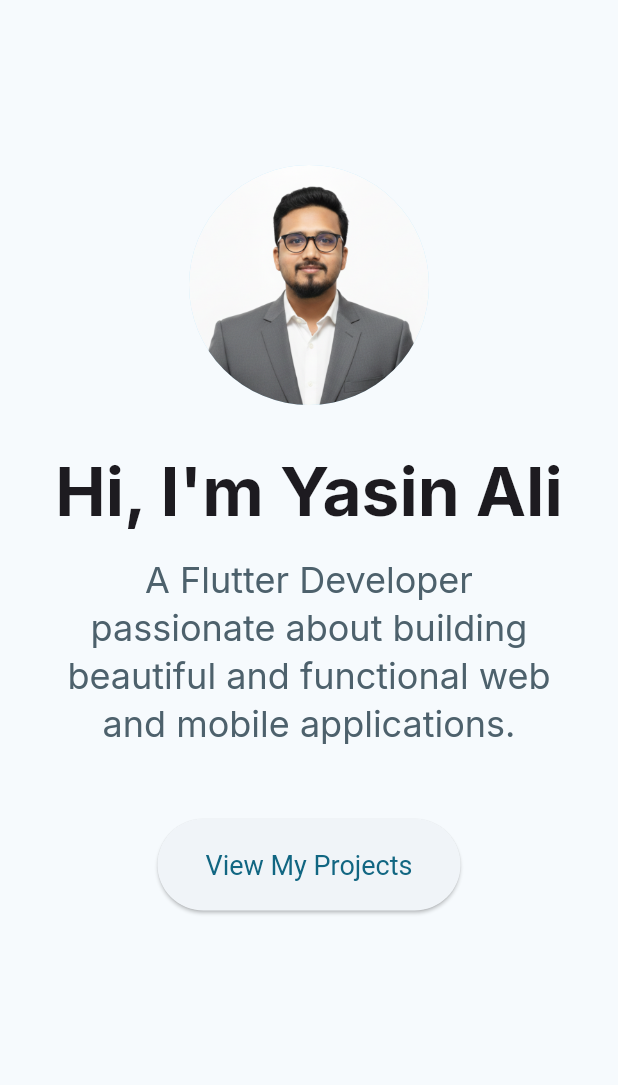
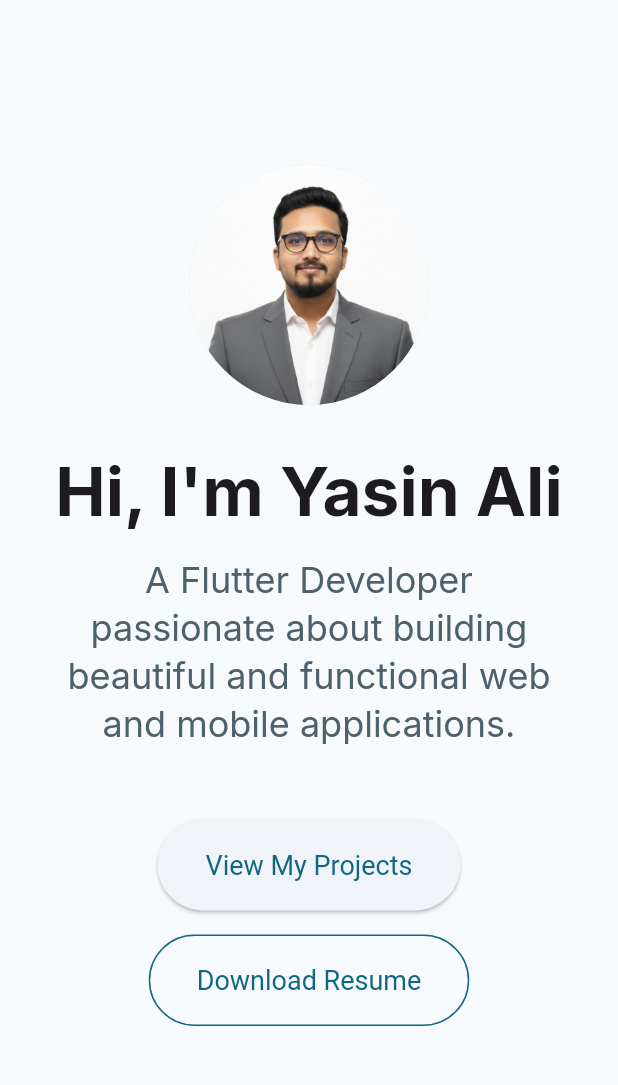
Before and after one commit to yasinalibd02/portfolio, a Flutter app: the screen it shows after launch, on a phone screen of 412 x 824 dp, the part 63-1148 px from its top. Run offline on Flutter 3.47's test engine with Material 3 defaults, Android fonts, the light colour scheme and no system bars; drawn by our look-alikes of flutter_animate; our stand-ins replace font_awesome_flutter, go_router, google_fonts.

Commit message:
add resume button

```diff
--- a/lib/pages/home_page.dart
+++ b/lib/pages/home_page.dart
@@ -1,6 +1,7 @@
 import 'package:flutter/material.dart';
 import 'package:flutter_animate/flutter_animate.dart';
 import 'package:go_router/go_router.dart';
+import 'package:url_launcher/url_launcher.dart';
 
 class HomePage extends StatelessWidget {
   const HomePage({super.key});
@@ -50,6 +51,23 @@ class HomePage extends StatelessWidget {
                 ),
                 child: const Text('View My Projects'),
               ).animate().fadeIn(delay: 700.ms).slideY(begin: 0.3, end: 0),
+              const SizedBox(height: 16),
+              OutlinedButton(
+                onPressed: () {
+                  launchUrl(Uri.parse('assets/resume.pdf'));
+                },
+                style: OutlinedButton.styleFrom(
+                  padding: const EdgeInsets.symmetric(
+                    horizontal: 32,
+                    vertical: 20,
+                  ),
+                  side: BorderSide(
+                    color: Theme.of(context).colorScheme.primary,
+                  ),
+                  textStyle: const TextStyle(fontSize: 18),
+                ),
+                child: const Text('Download Resume'),
+              ).animate().fadeIn(delay: 900.ms).slideY(begin: 0.3, end: 0),
               const SizedBox(height: 64),
             ],
           ),
--- a/pubspec.yaml
+++ b/pubspec.yaml
@@ -67,6 +67,7 @@ flutter:
   assets:
     - assets/projects.json
     - assets/images/
+    - assets/resume.pdf
 
   # An image asset can refer to one or more resolution-specific "variants", see
   # https://flutter.dev/to/resolution-aware-images
```
Also changed, not shown: vercel.json (deleted), 2 other files.
